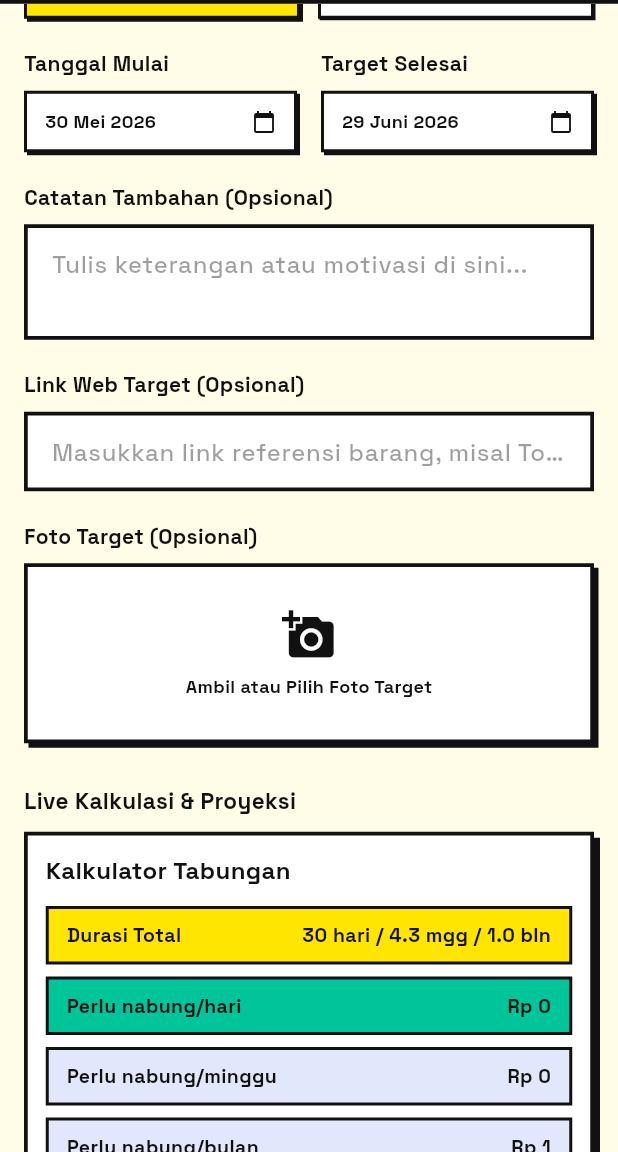
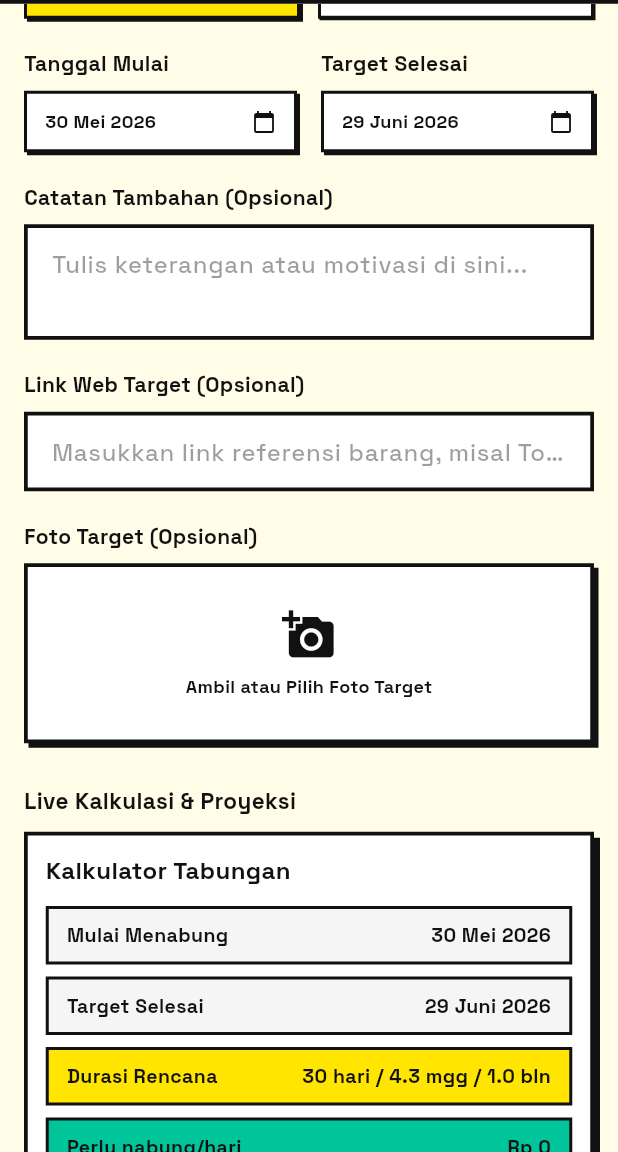
Before and after one commit to abday-wong/yoknabung, a Flutter app: the AddEditGoalScreen screen opened directly, scrolled down 576 dp, on a phone screen of 412 x 824 dp, the part 84-1236 px from its top. Run offline on Flutter 3.47's test engine with Material 3 defaults, Android fonts, the light colour scheme and no system bars; our stand-ins replace fl_chart, flutter_local_notifications, google_fonts, image_picker, shared_preferences, timezone; accounts and stored records are empty.

Commit message:
fix: resolve target amount edit reactivity and improve savings calculator UI clarity

```diff
--- a/lib/models/saving_goal.dart
+++ b/lib/models/saving_goal.dart
@@ -15,6 +15,7 @@ class SavingGoal {
   final String? notes;
   final String? imageUrl;
   final String? targetUrl;
+  final double? plannedDailySavings;
 
   SavingGoal({
     required this.id,
@@ -30,6 +31,7 @@ class SavingGoal {
     this.notes,
     this.imageUrl,
     this.targetUrl,
+    this.plannedDailySavings,
   });
 
   double get currentAmount {
@@ -57,8 +59,10 @@ class SavingGoal {
     String? notes,
     String? imageUrl,
     String? targetUrl,
+    double? plannedDailySavings,
     bool clearImage = false,
     bool clearUrl = false,
+    bool clearPlannedDailySavings = false,
   }) {
     return SavingGoal(
       id: id,
@@ -74,6 +78,7 @@ class SavingGoal {
       notes: notes ?? this.notes,
       imageUrl: clearImage ? null : (imageUrl ?? this.imageUrl),
       targetUrl: clearUrl ? null : (targetUrl ?? this.targetUrl),
+      plannedDailySavings: clearPlannedDailySavings ? null : (plannedDailySavings ?? this.plannedDailySavings),
     );
   }
 
@@ -92,6 +97,7 @@ class SavingGoal {
       'notes': notes,
       'imageUrl': imageUrl,
       'targetUrl': targetUrl,
+      'plannedDailySavings': plannedDailySavings,
     };
   }
 
@@ -116,6 +122,9 @@ class SavingGoal {
       notes: json['notes'] as String?,
       imageUrl: json['imageUrl'] as String?,
       targetUrl: json['targetUrl'] as String?,
+      plannedDailySavings: json['plannedDailySavings'] != null
+          ? (json['plannedDailySavings'] as num).toDouble()
+          : null,
     );
   }
 }
--- a/lib/screens/add_edit_goal_screen.dart
+++ b/lib/screens/add_edit_goal_screen.dart
@@ -84,11 +84,17 @@ class _AddEditGoalScreenState extends State<AddEditGoalScreen> {
 
     double initialDailySavings = 0.0;
     if (goal != null) {
-      final start = DateTime(goal.startDate.year, goal.startDate.month, goal.startDate.day);
-      final target = DateTime(goal.targetDate.year, goal.targetDate.month, goal.targetDate.day);
-      int totalDays = target.difference(start).inDays;
-      if (totalDays <= 0) totalDays = 1;
-      initialDailySavings = goal.targetAmount / totalDays;
+      if (goal.plannedDailySavings != null && goal.plannedDailySavings! > 0) {
+        initialDailySavings = goal.plannedDailySavings!;
+        _useDailyPrediction = true;
+      } else {
+        final start = DateTime(goal.startDate.year, goal.startDate.month, goal.startDate.day);
+        final target = DateTime(goal.targetDate.year, goal.targetDate.month, goal.targetDate.day);
+        int totalDays = target.difference(start).inDays;
+        if (totalDays <= 0) totalDays = 1;
+        initialDailySavings = goal.targetAmount / totalDays;
+        _useDailyPrediction = false;
+      }
     }
     _dailySavingsController = TextEditingController(
       text: initialDailySavings > 0 ? initialDailySavings.toInt().toString() : '',
@@ -288,6 +294,7 @@ class _AddEditGoalScreenState extends State<AddEditGoalScreen> {
         notes: _notes?.isEmpty == true ? null : _notes,
         imageUrl: _imageUrl,
         targetUrl: cleanUrl,
+        plannedDailySavings: _useDailyPrediction ? _plannedDailySavings : null,
       );
       provider.addGoal(newGoal);
       Navigator.pop(context);
@@ -305,6 +312,8 @@ class _AddEditGoalScreenState extends State<AddEditGoalScreen> {
         targetUrl: cleanUrl,
         clearImage: _imageUrl == null,
         clearUrl: cleanUrl == null,
+        plannedDailySavings: _useDailyPrediction ? _plannedDailySavings : null,
+        clearPlannedDailySavings: !_useDailyPrediction,
       );
       provider.updateGoal(updatedGoal);
       Navigator.pop(context);
@@ -337,6 +346,7 @@ class _AddEditGoalScreenState extends State<AddEditGoalScreen> {
       notes: _notes,
       imageUrl: _imageUrl,
       targetUrl: _targetUrlController.text.trim().isEmpty ? null : _targetUrlController.text.trim(),
+      plannedDailySavings: _useDailyPrediction ? _plannedDailySavings : null,
     );
 
     return Scaffold(
--- a/lib/widgets/savings_calculator_widget.dart
+++ b/lib/widgets/savings_calculator_widget.dart
@@ -99,13 +99,15 @@ class SavingsCalculatorWidget extends StatelessWidget {
             ),
           ),
           const SizedBox(height: 12),
-          buildCalculatorRow('Durasi Total', durationText, const Color(0xFFFFE500), forceDarkText: true),
+          buildCalculatorRow('Mulai Menabung', dateFormatter.format(goal.startDate), isDark ? Colors.grey.shade800 : Colors.grey.shade100),
+          buildCalculatorRow('Target Selesai', dateFormatter.format(goal.targetDate), isDark ? Colors.grey.shade800 : Colors.grey.shade100),
+          buildCalculatorRow('Durasi Rencana', durationText, const Color(0xFFFFE500), forceDarkText: true),
           buildCalculatorRow('Perlu nabung/hari', currencyFormatter.format(dailyTarget), const Color(0xFF00C49A), forceDarkText: true),
           buildCalculatorRow('Perlu nabung/minggu', currencyFormatter.format(weeklyTarget), isDark ? const Color(0xFF4361EE).withValues(alpha: 0.3) : const Color(0xFF4361EE).withValues(alpha: 0.15)),
           buildCalculatorRow('Perlu nabung/bulan', currencyFormatter.format(monthlyTarget), isDark ? const Color(0xFF4361EE).withValues(alpha: 0.3) : const Color(0xFF4361EE).withValues(alpha: 0.15)),
-          buildCalculatorRow('Sisa waktu', '$daysRemaining hari lagi', isUrgent ? (isDark ? const Color(0xFFFF5733).withValues(alpha: 0.3) : const Color(0xFFFF5733).withValues(alpha: 0.2)) : (isDark ? Colors.grey.shade800 : Colors.grey.shade100), isValRed: isUrgent),
-          buildCalculatorRow('Proyeksi selesai', projectedDateText, isDark ? const Color(0xFFFF5733).withValues(alpha: 0.2) : const Color(0xFFFF5733).withValues(alpha: 0.1)),
-          buildCalculatorRow('Rata-rata harian (Kebiasaan)', currencyFormatter.format(avgDaily), isDark ? const Color(0xFF00C49A).withValues(alpha: 0.2) : const Color(0xFF00C49A).withValues(alpha: 0.1)),
+          buildCalculatorRow('Sisa Waktu Target', '$daysRemaining hari lagi', isUrgent ? (isDark ? const Color(0xFFFF5733).withValues(alpha: 0.3) : const Color(0xFFFF5733).withValues(alpha: 0.2)) : (isDark ? Colors.grey.shade800 : Colors.grey.shade100), isValRed: isUrgent),
+          buildCalculatorRow('Proyeksi Selesai (Riil)', projectedDateText, isDark ? const Color(0xFFFF5733).withValues(alpha: 0.2) : const Color(0xFFFF5733).withValues(alpha: 0.1)),
+          buildCalculatorRow('Tabungan Harian Rata-rata', currencyFormatter.format(avgDaily), isDark ? const Color(0xFF00C49A).withValues(alpha: 0.2) : const Color(0xFF00C49A).withValues(alpha: 0.1)),
           const SizedBox(height: 12),
           Container(
             decoration: BoxDecoration(
@@ -141,10 +143,10 @@ class SavingsCalculatorWidget extends StatelessWidget {
                 const SizedBox(height: 6),
                 Text(
                   avgDaily == 0
-                      ? 'Belum ada transaksi tercatat. Mulai menabung hari ini untuk menganalisis kebiasaan menabungmu!'
+                      ? 'Belum ada transaksi menabung. Mulai catat tabungan masuk untuk menganalisis kebiasaan menabungmu dan memproyeksikan tanggal selesai riil!'
                       : (avgDaily >= dailyTarget
-                          ? 'Hebat! Rata-rata tabungan harianmu (${currencyFormatter.format(avgDaily)}) sudah di atas target harian (${currencyFormatter.format(dailyTarget)}). Kamu di jalur yang tepat!'
-                          : 'Rata-rata tabungan harianmu (${currencyFormatter.format(avgDaily)}) masih di bawah target harian (${currencyFormatter.format(dailyTarget)}). Berdasarkan kebiasaanmu, goal diproyeksikan selesai pada $projectedDateText.'),
+                          ? 'Luar biasa! Rata-rata tabungan harianmu (${currencyFormatter.format(avgDaily)}) berada di atas target wajib harian (${currencyFormatter.format(dailyTarget)}). Dengan kecepatan ini, kamu diproyeksikan selesai lebih cepat pada $projectedDateText!'
+                          : 'Rata-rata tabungan harianmu (${currencyFormatter.format(avgDaily)}) masih di bawah target wajib harian (${currencyFormatter.format(dailyTarget)}). Berdasarkan kebiasaan ini, kamu diproyeksikan baru akan selesai pada $projectedDateText.'),
                   style: TextStyle(
                     fontWeight: FontWeight.w600,
                     fontSize: 11,
```
Also changed, not shown: 1 other file.
